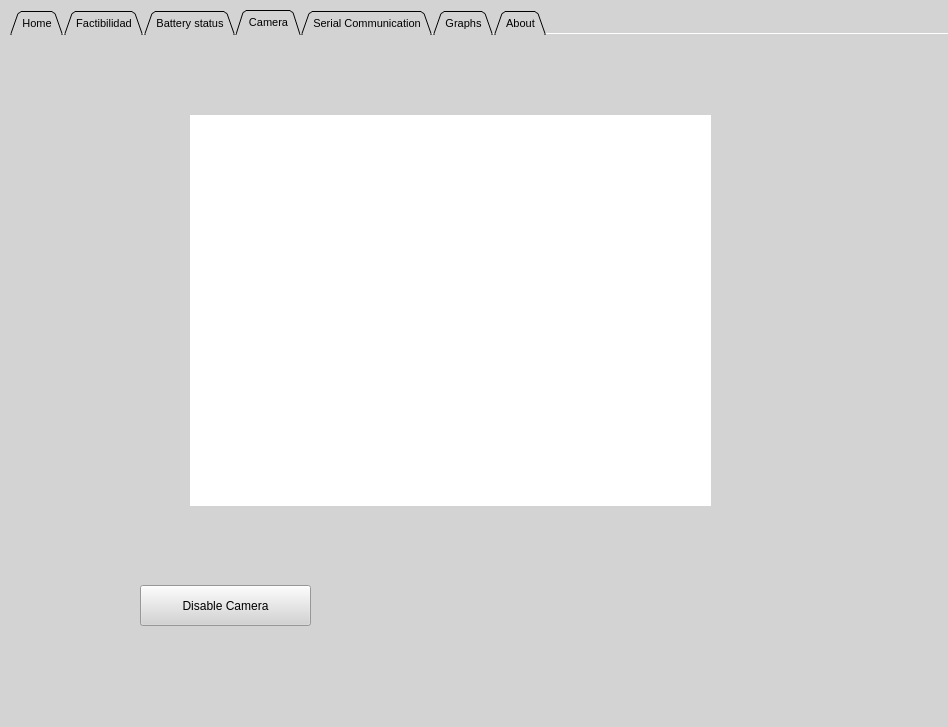
Old version of the form HMI.ui in the repository Dartherick/Proyecto2_Angelica.
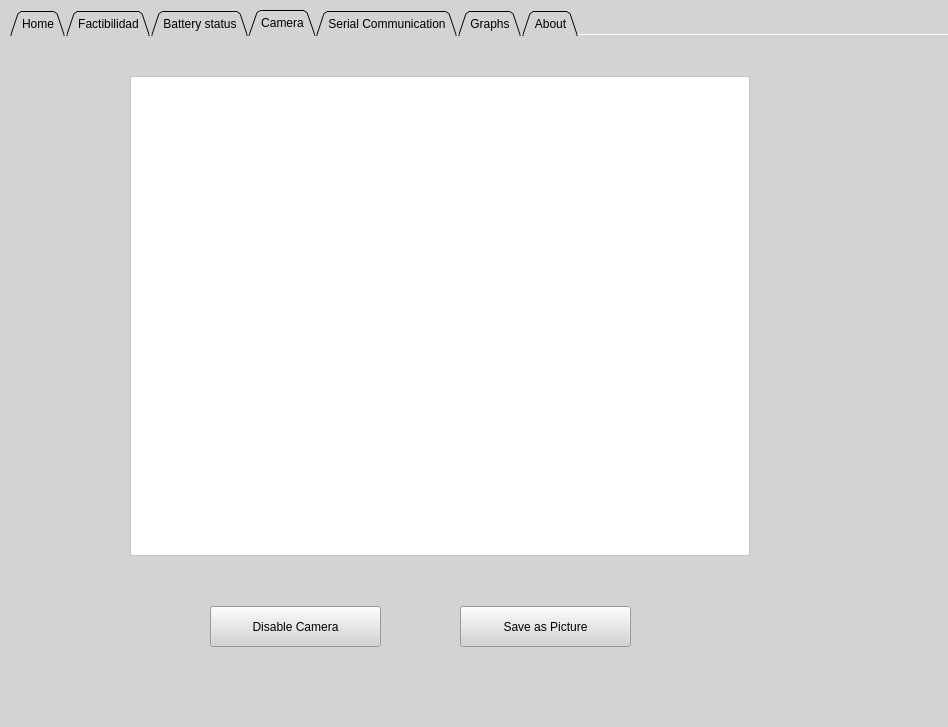
New version of the form. The open tabs and pages were chosen to show the change. Icons and pictures are not drawn.

Diff of the .ui file:
```diff
--- a/HMI.ui
+++ b/HMI.ui
@@ -28,7 +28,7 @@
     </property>
     <property name="font">
      <font>
-      <pointsize>8</pointsize>
+      <pointsize>9</pointsize>
      </font>
     </property>
     <property name="tabShape">
@@ -678,15 +678,23 @@
      <widget class="QLabel" name="Camera_Window">
       <property name="geometry">
        <rect>
-        <x>180</x>
-        <y>80</y>
-        <width>521</width>
-        <height>391</height>
+        <x>120</x>
+        <y>40</y>
+        <width>620</width>
+        <height>480</height>
        </rect>
       </property>
+      <property name="font">
+       <font>
+        <pointsize>5</pointsize>
+       </font>
+      </property>
       <property name="styleSheet">
        <string notr="true">background-color: rgb(255, 255, 255);</string>
       </property>
+      <property name="frameShape">
+       <enum>QFrame::StyledPanel</enum>
+      </property>
       <property name="text">
        <string/>
       </property>
@@ -694,8 +702,8 @@
      <widget class="QPushButton" name="EnableButton">
       <property name="geometry">
        <rect>
-        <x>130</x>
-        <y>550</y>
+        <x>200</x>
+        <y>570</y>
         <width>171</width>
         <height>41</height>
        </rect>
@@ -704,6 +712,19 @@
        <string>Disable Camera</string>
       </property>
      </widget>
+     <widget class="QPushButton" name="EnableButton_2">
+      <property name="geometry">
+       <rect>
+        <x>450</x>
+        <y>570</y>
+        <width>171</width>
+        <height>41</height>
+       </rect>
+      </property>
+      <property name="text">
+       <string>Save as Picture</string>
+      </property>
+     </widget>
     </widget>
     <widget class="QWidget" name="SerialCom_Tab">
      <attribute name="title">
```
Left out of the diff: 11 changed lines with no effect on the pictures.
